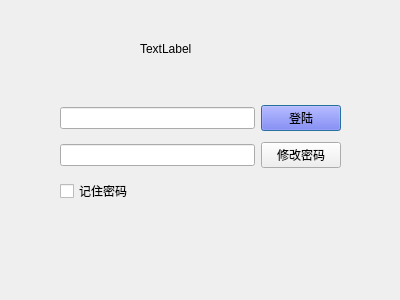
Old version of the form page/client/ui_login.ui in the repository shaoyeGithub/graduationDesign.
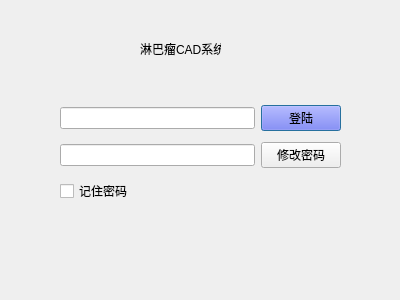
New version of the form.

The edit to the form file:
```diff
--- a/page/client/ui_login.ui
+++ b/page/client/ui_login.ui
@@ -72,7 +72,7 @@
     </rect>
    </property>
    <property name="text">
-    <string>TextLabel</string>
+    <string>淋巴瘤CAD系统</string>
    </property>
   </widget>
  </widget>
```
